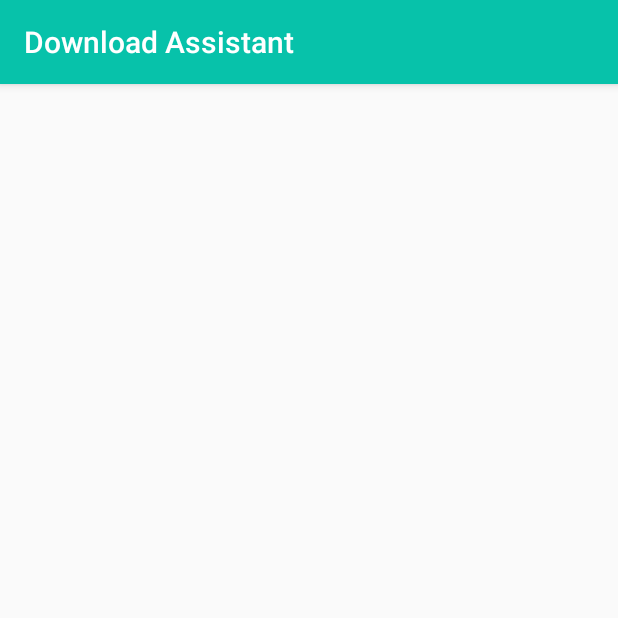
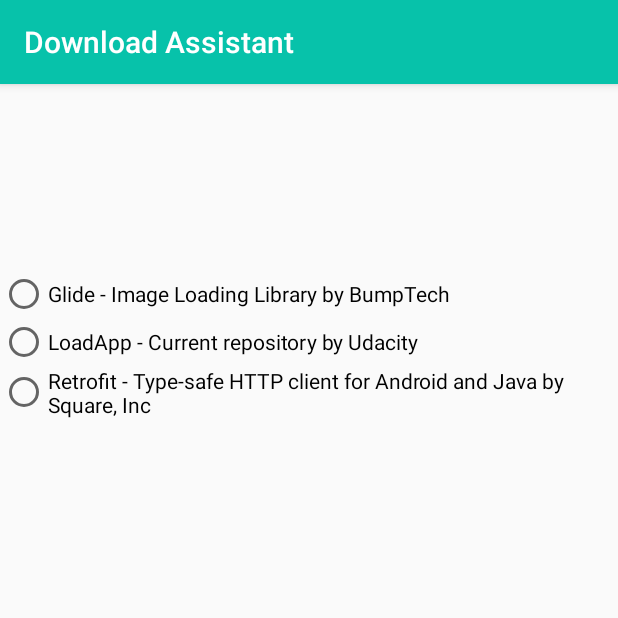
Before and after one commit to venfriti/download-assistant, an Android app: the screen it shows after launch (MainActivity), on a phone screen of 412 x 824 dp, the top half of it. Run offline under Robolectric (Android 15) with nearby library versions, the phone set to English and light mode, and no system bars.

Commit message:
added the default radio buttons

```diff
--- a/app/src/main/res/layout/activity_main.xml
+++ b/app/src/main/res/layout/activity_main.xml
@@ -20,6 +20,9 @@
 
     </com.google.android.material.appbar.AppBarLayout>
 
-    <include layout="@layout/content_main" />
+    <include layout="@layout/content_main"
+        android:layout_width="match_parent"
+        android:layout_height="match_parent"
+        android:layout_marginTop="180dp"/>
 
 </androidx.coordinatorlayout.widget.CoordinatorLayout>
--- a/app/src/main/res/layout/content_main.xml
+++ b/app/src/main/res/layout/content_main.xml
@@ -8,6 +8,33 @@
     app:layout_behavior="@string/appbar_scrolling_view_behavior"
     tools:context=".MainActivity"
     tools:showIn="@layout/activity_main">
+
+    <RadioGroup
+        android:id="@+id/radio_group"
+        android:layout_width="wrap_content"
+        android:layout_height="wrap_content"
+        app:layout_constraintStart_toStartOf="parent"
+        app:layout_constraintEnd_toEndOf="parent"
+        app:layout_constraintTop_toTopOf="parent">
+
+        <RadioButton
+            android:id="@+id/option_one"
+            android:layout_width="match_parent"
+            android:layout_height="wrap_content"
+            android:text="@string/glide_image_loading_library_by_bumptech"/>
+
+        <RadioButton
+            android:id="@+id/option_two"
+            android:layout_width="match_parent"
+            android:layout_height="wrap_content"
+            android:text="@string/loadapp_current_repository_by_udacity"/>
+
+        <RadioButton
+            android:id="@+id/option_three"
+            android:layout_width="match_parent"
+            android:layout_height="wrap_content"
+            android:text="@string/retrofit_type_safe_http_client_for_android_and_java_by_square_inc"/>
+    </RadioGroup>
 
     <com.example.LoadingButton
         android:id="@+id/custom_button"
--- a/app/src/main/res/values/strings.xml
+++ b/app/src/main/res/values/strings.xml
@@ -11,4 +11,7 @@
     <string name="button_name">Click me</string>
     <string name="button_loading">We are loading </string>
     <string name="title_activity_detail">DetailActivity</string>
+    <string name="glide_image_loading_library_by_bumptech">Glide - Image Loading Library by BumpTech</string>
+    <string name="loadapp_current_repository_by_udacity">LoadApp - Current repository by Udacity</string>
+    <string name="retrofit_type_safe_http_client_for_android_and_java_by_square_inc">Retrofit - Type-safe HTTP client for Android and Java by Square, Inc</string>
 </resources>
```
